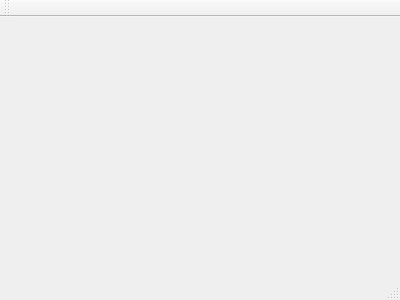
Above: 003_qt_loginInterface_test/src/mainwindow.ui from aben20807/Qt_projects before the change. Below: the same form after it.
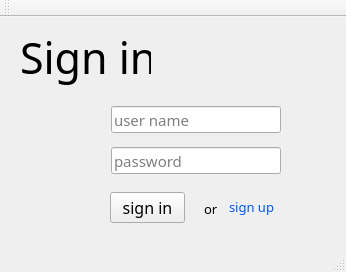
That is the form after the change.

```diff
--- a/003_qt_loginInterface_test/src/mainwindow.ui
+++ b/003_qt_loginInterface_test/src/mainwindow.ui
@@ -1,24 +1,190 @@
 <ui version="4.0">
  <class>MainWindow</class>
- <widget class="QMainWindow" name="MainWindow" >
-  <property name="geometry" >
+ <widget class="QMainWindow" name="MainWindow">
+  <property name="geometry">
    <rect>
     <x>0</x>
     <y>0</y>
-    <width>400</width>
-    <height>300</height>
+    <width>346</width>
+    <height>272</height>
    </rect>
   </property>
   <property name="windowTitle" >
    <string>MainWindow</string>
   </property>
-  <widget class="QMenuBar" name="menuBar" />
-  <widget class="QToolBar" name="mainToolBar" />
-  <widget class="QWidget" name="centralWidget" />
-  <widget class="QStatusBar" name="statusBar" />
+  <widget class="QWidget" name="centralWidget">
+   <widget class="QPushButton" name="pushButton">
+    <property name="enabled">
+     <bool>true</bool>
+    </property>
+    <property name="geometry">
+     <rect>
+      <x>110</x>
+      <y>175</y>
+      <width>75</width>
+      <height>31</height>
+     </rect>
+    </property>
+    <property name="font">
+     <font>
+      <family>Noto Sans T Chinese Medium</family>
+      <pointsize>12</pointsize>
+     </font>
+    </property>
+    <property name="cursor">
+     <cursorShape>PointingHandCursor</cursorShape>
+    </property>
+    <property name="text">
+     <string>sign in</string>
+    </property>
+    <property name="autoDefault">
+     <bool>false</bool>
+    </property>
+    <property name="flat">
+     <bool>false</bool>
+    </property>
+   </widget>
+   <widget class="QLineEdit" name="lineEdit_2">
+    <property name="geometry">
+     <rect>
+      <x>111</x>
+      <y>130</y>
+      <width>170</width>
+      <height>27</height>
+     </rect>
+    </property>
+    <property name="font">
+     <font>
+      <family>Noto Sans T Chinese Medium</family>
+      <pointsize>11</pointsize>
+     </font>
+    </property>
+    <property name="placeholderText">
+     <string>password</string>
+    </property>
+   </widget>
+   <widget class="QLabel" name="label">
+    <property name="geometry">
+     <rect>
+      <x>20</x>
+      <y>10</y>
+      <width>131</width>
+      <height>61</height>
+     </rect>
+    </property>
+    <property name="font">
+     <font>
+      <family>Noto Sans T Chinese Thin</family>
+      <pointsize>32</pointsize>
+      <weight>50</weight>
+      <bold>false</bold>
+     </font>
+    </property>
+    <property name="text">
+     <string>Sign in</string>
+    </property>
+   </widget>
+   <widget class="QLineEdit" name="lineEdit">
+    <property name="geometry">
+     <rect>
+      <x>111</x>
+      <y>89</y>
+      <width>170</width>
+      <height>27</height>
+     </rect>
+    </property>
+    <property name="font">
+     <font>
+      <family>Noto Sans T Chinese Medium</family>
+      <pointsize>11</pointsize>
+     </font>
+    </property>
+    <property name="placeholderText">
+     <string>user name</string>
+    </property>
+   </widget>
+   <widget class="QLabel" name="label_2">
+    <property name="geometry">
+     <rect>
+      <x>204</x>
+      <y>183</y>
+      <width>16</width>
+      <height>18</height>
+     </rect>
+    </property>
+    <property name="font">
+     <font>
+      <family>Noto Sans T Chinese Regular</family>
+      <pointsize>10</pointsize>
+     </font>
+    </property>
+    <property name="text">
+     <string>or</string>
+    </property>
+   </widget>
+   <widget class="QPushButton" name="pushButton_2">
+    <property name="enabled">
+     <bool>true</bool>
+    </property>
+    <property name="geometry">
+     <rect>
+      <x>221</x>
+      <y>176</y>
+      <width>61</width>
+      <height>27</height>
+     </rect>
+    </property>
+    <property name="font">
+     <font>
+      <family>Noto Sans T Chinese Bold</family>
+      <pointsize>10</pointsize>
+      <kerning>false</kerning>
+     </font>
+    </property>
+    <property name="cursor">
+     <cursorShape>PointingHandCursor</cursorShape>
+    </property>
+    <property name="styleSheet">
+     <string notr="true">color: rgb(0, 85, 255);</string>
+    </property>
+    <property name="text">
+     <string>sign up</string>
+    </property>
+    <property name="checkable">
+     <bool>false</bool>
+    </property>
+    <property name="autoDefault">
+     <bool>false</bool>
+    </property>
+    <property name="default">
+     <bool>false</bool>
+    </property>
+    <property name="flat">
+     <bool>true</bool>
+    </property>
+   </widget>
+  </widget>
+  <widget class="QMenuBar" name="menuBar">
+   <property name="geometry">
+    <rect>
+     <x>0</x>
+     <y>0</y>
+     <width>346</width>
+     <height>25</height>
+    </rect>
+   </property>
+  </widget>
+  <widget class="QToolBar" name="mainToolBar">
+   <attribute name="toolBarArea">
+    <enum>TopToolBarArea</enum>
+   </attribute>
+   <attribute name="toolBarBreak">
+    <bool>false</bool>
+   </attribute>
+  </widget>
+  <widget class="QStatusBar" name="statusBar"/>
  </widget>
- <layoutDefault spacing="6" margin="11" />
- <pixmapfunction></pixmapfunction>
+ <layoutdefault spacing="6" margin="11"/>
  <resources/>
  <connections/>
 </ui>
```
Left out of the diff: 3 changed lines with no effect on the pictures.
